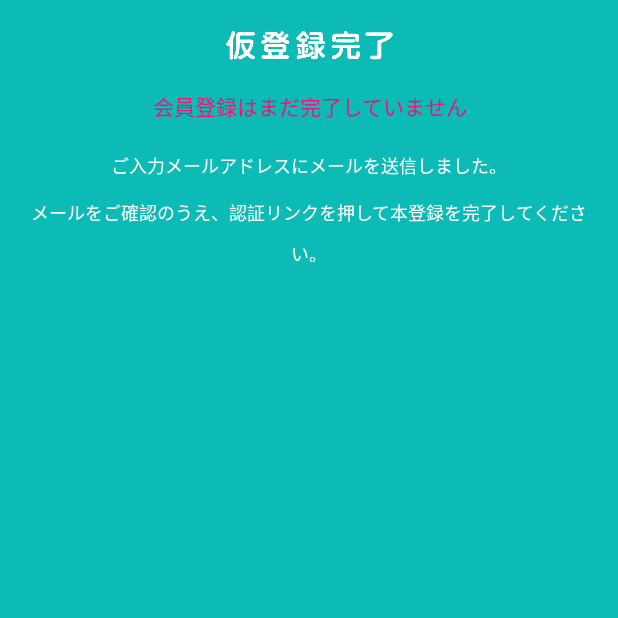
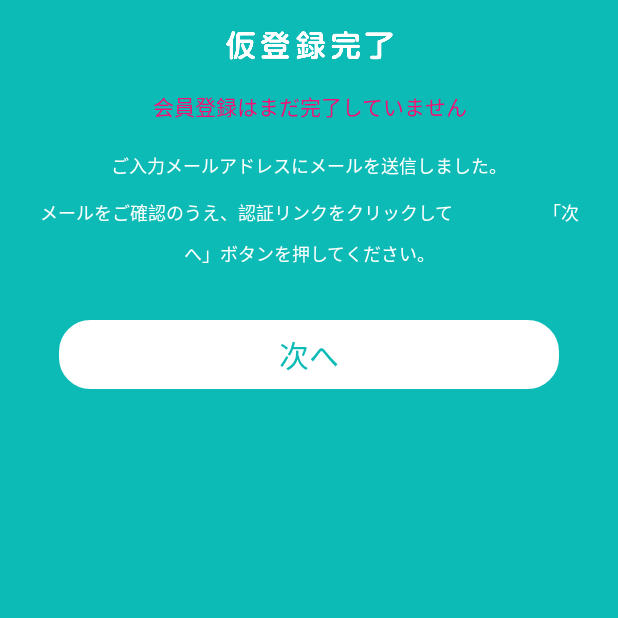
Before and after one commit to frontierfield/GanReco, an Android app: the a5_registry_precomp screen opened directly, with no data from a screen before it, on a phone screen of 412 x 824 dp, the top half of it. Run offline under Robolectric (Android 15) with nearby library versions, the phone set to English and light mode, and no system bars; our stand-ins replace Firebase (no records; nobody signed in at launch, a user with empty details on screens opened directly).

Commit message:
①プロセス削除時の画面を復元ライフサイクル追加 ②A5仮登録完了画面に「次へ」ボタン追加

```diff
--- a/app/src/main/java/com/frontierfield/ganreco/AsyncJsonLoader.java
+++ b/app/src/main/java/com/frontierfield/ganreco/AsyncJsonLoader.java
@@ -65,9 +65,11 @@ public class AsyncJsonLoader extends AsyncTask<String, Integer, JSONObject> {
                 httpResponse.getEntity().getContent().close();
                 throw new IOException();
             }
-        } catch (IOException e) {
+        }
+        catch (IOException e) {
             e.printStackTrace();
-        } catch (JSONException e) {
+        }
+        catch (JSONException e) {
             e.printStackTrace();
         }
         return null;
--- a/app/src/main/java/com/frontierfield/ganreco/C3_UserInfo.java
+++ b/app/src/main/java/com/frontierfield/ganreco/C3_UserInfo.java
@@ -120,7 +120,6 @@ public class C3_UserInfo extends AppCompatActivity implements View.OnClickListen
             else {
                 avater.setImageResource(R.drawable.icon_mother);
             }
-
             cancerType.setSelection(cancerTypeList.getSelectIndex());
         }
         catch (Exception e){
--- a/app/src/main/res/layout/a5.xml
+++ b/app/src/main/res/layout/a5.xml
@@ -38,17 +38,33 @@
         android:textSize="12sp"
         android:singleLine="true"
         android:layout_marginTop="20dp" />
+
     <TextView
+        android:layout_width="fill_parent"
+        android:layout_height="wrap_content"
+        android:layout_marginLeft="20dp"
+        android:layout_marginRight="20dp"
+        android:width="264dp"
+        android:height="72dp"
         android:gravity="center"
-        android:height="72dp"
+        android:lineSpacingMultiplier="1.50"
+        android:singleLine="false"
+        android:text="メールをご確認のうえ、認証リンクをクリックして　　　　　「次へ」ボタンを押してください。"
+        android:textColor="#FFFFFFFF"
+        android:textSize="12sp" />
+
+    <TextView
+        android:id="@+id/buttonNext"
+        android:layout_width="match_parent"
         android:layout_height="wrap_content"
-        android:layout_width="fill_parent"
-        android:lineSpacingMultiplier="1.50"
-        android:text="メールをご確認のうえ、認証リンクを押して本登録を完了してください。"
-        android:width="264dp"
-        android:textColor="#FFFFFFFF"
-        android:textSize="12sp"
-        android:singleLine="false"
-        android:layout_marginRight="20dp"
-        android:layout_marginLeft="20dp" />
+        android:layout_marginLeft="37dp"
+        android:layout_marginTop="20dp"
+        android:layout_marginRight="37.0dp"
+        android:background="@drawable/button_round_white"
+        android:clickable="true"
+        android:gravity="center_horizontal"
+        android:padding="10dp"
+        android:text="次へ"
+        android:textColor="#0CBBB6"
+        android:textSize="20dp" />
 </LinearLayout>
```
Also changed, not shown: app/src/main/java/com/frontierfield/ganreco/B1_2_GanrecoMain.java (+11 -0 lines), app/src/main/java/com/frontierfield/ganreco/a5_registry_precomp.java (+41 -1 lines), 2 other files.
